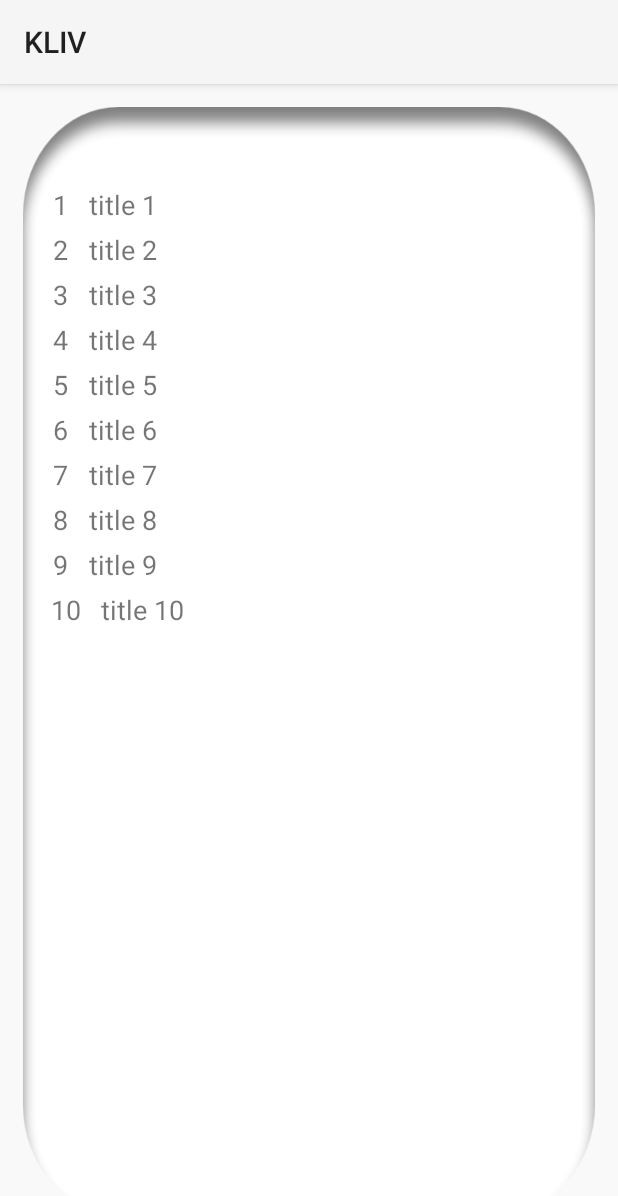
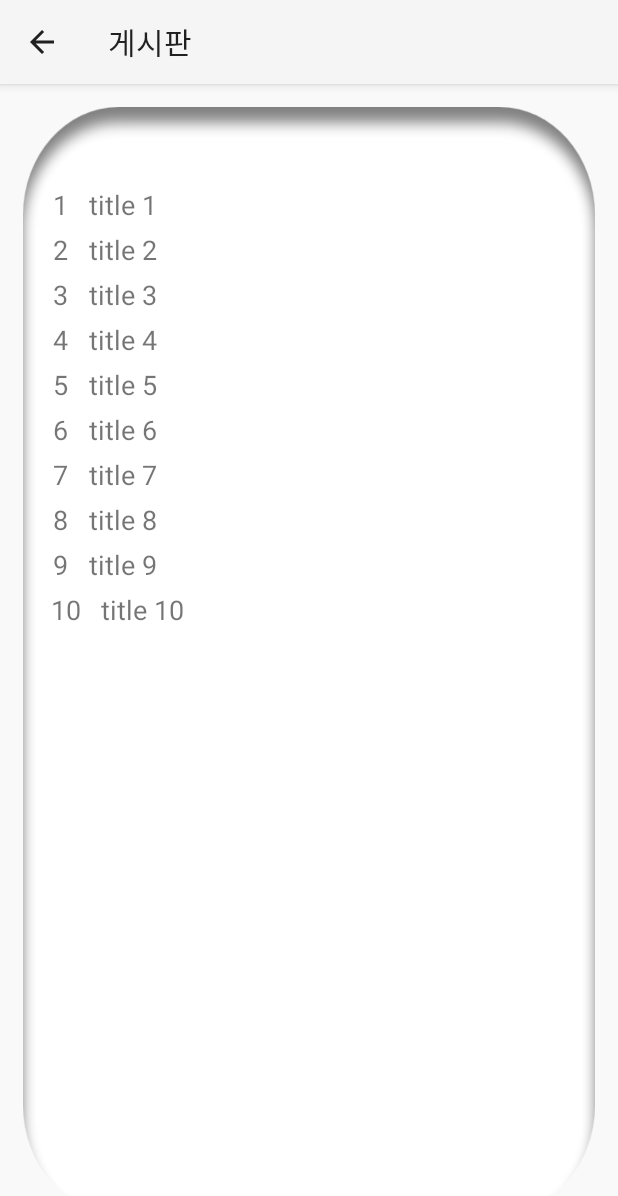
Before and after one commit to JM0015/KLIV, an Android app: the BoardActivity screen opened directly, with no data from a screen before it, on a phone screen of 412 x 824 dp. Shown: the top 1196 px of the screen. Run offline under Robolectric (Android 15) with nearby library versions, the phone set to English and light mode, and no system bars.

Commit message:
setDisplayHomeAsUpEnabledk in BoardActivity

```diff
--- a/app/src/main/AndroidManifest.xml
+++ b/app/src/main/AndroidManifest.xml
@@ -36,7 +36,8 @@
             android:parentActivityName=".MainActivity" />
         <activity
             android:name=".BoardActivity"
-            android:exported="false" />
+            android:exported="false"
+            android:parentActivityName=".MainActivity"/>
         <activity
             android:name=".MainActivity"
             android:exported="true">
--- a/app/src/main/java/com/example/kliv/BoardActivity.kt
+++ b/app/src/main/java/com/example/kliv/BoardActivity.kt
@@ -13,6 +13,9 @@ class BoardActivity : AppCompatActivity() {
         val binding = ActivityBoardBinding.inflate(layoutInflater)
         setContentView(binding.root)
 
+        supportActionBar?.setTitle("게시판")
+        supportActionBar?.setDisplayHomeAsUpEnabled(true)
+
         val listData = mutableListOf<BoardTitle>()
         for (i in 1..10) {
             listData.add(BoardTitle("${i}", "title ${i}"))
--- a/app/src/main/java/com/example/kliv/ui_button/Loading_Activity.kt
+++ b/app/src/main/java/com/example/kliv/ui_button/Loading_Activity.kt
@@ -11,7 +11,7 @@ import com.example.kliv.R
 class Loading_Activity : AppCompatActivity() {
     override fun onCreate(savedInstanceState: Bundle?) {
         super.onCreate(savedInstanceState)
-        setContentView(R.layout.activity_loding)
+        setContentView(R.layout.activity_loading)
 
         Handler(Looper.getMainLooper()).postDelayed(Runnable {
             val i = Intent(this,
```
